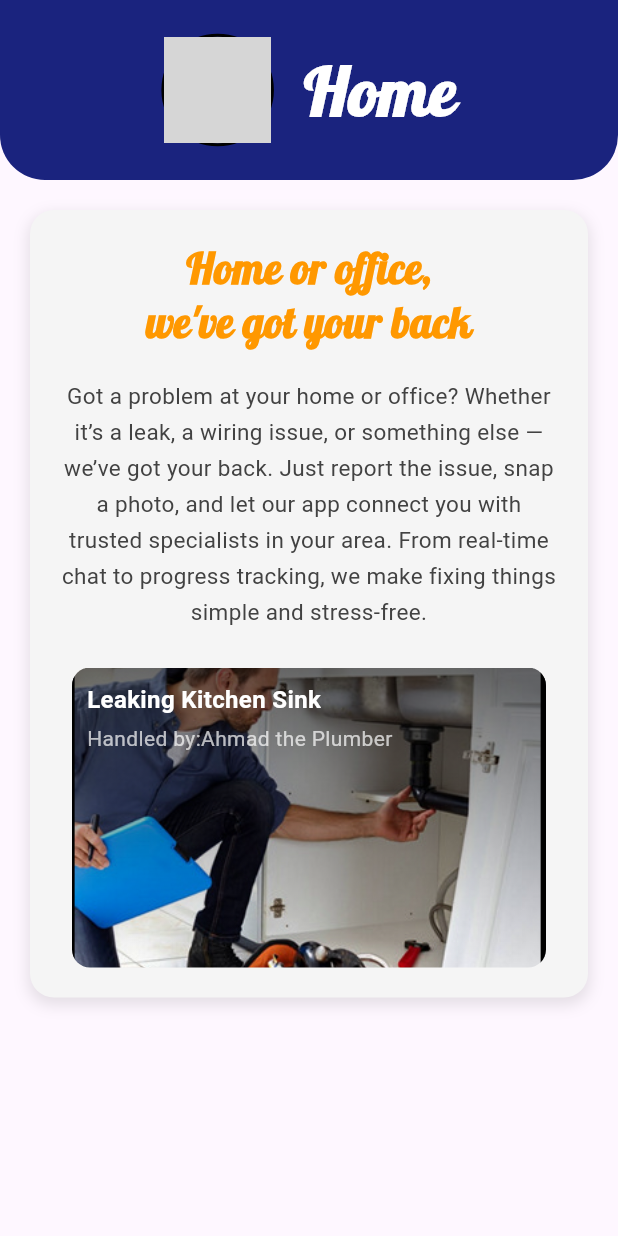
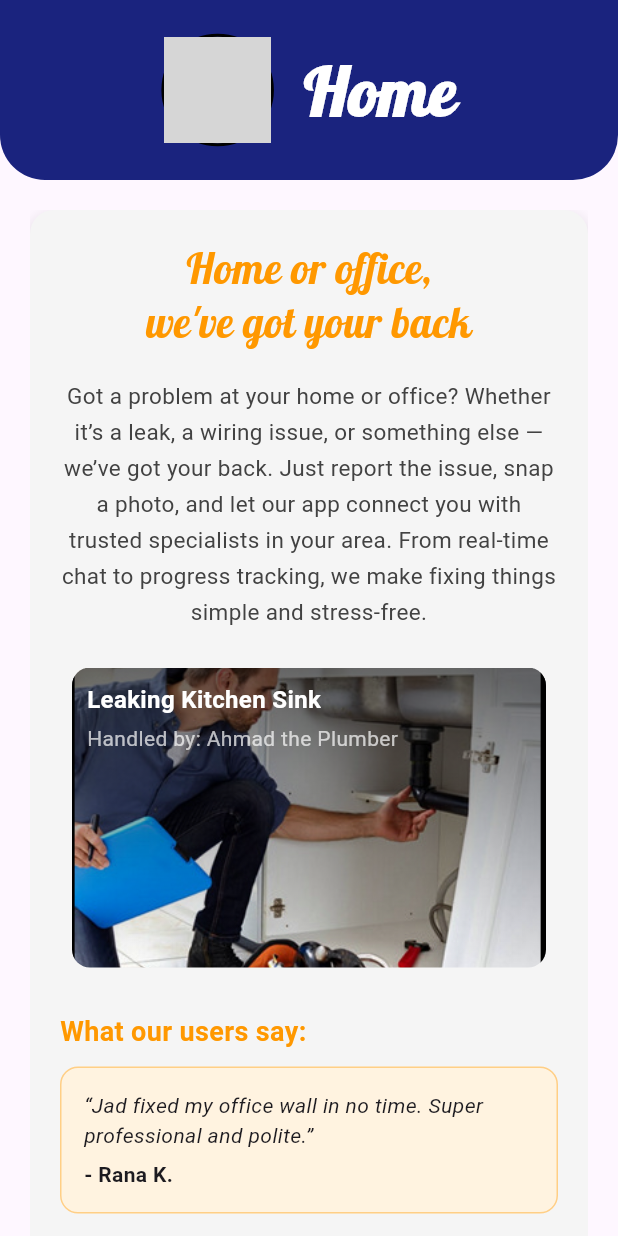
Before and after one commit to hadirida46/repair_app, a Flutter app: the Home screen opened directly, on a phone screen of 412 x 824 dp. Run offline on Flutter 3.47's test engine with Material 3 defaults, Android fonts, the phone set to English and light mode, and no system bars; our stand-ins replace image_picker, lottie; project files that could hold a hidden picture were left out; grey boxes are pictures that could not be loaded.

Commit message:
update uer pages

```diff
--- a/lib/pages/chat.dart
+++ b/lib/pages/chat.dart
@@ -58,7 +58,7 @@ class _ChatState extends State<Chat> {
             Container(
               padding: const EdgeInsets.all(8),
               decoration: BoxDecoration(
-                color: Colors.indigo[900], // Background color like the nav bar
+                color: Colors.indigo[900],
                 borderRadius: BorderRadius.circular(30),
               ),
               child: Row(
--- a/lib/pages/home.dart
+++ b/lib/pages/home.dart
@@ -1,9 +1,13 @@
 import 'dart:async';
 import 'package:flutter/material.dart';
 import '/widgets/custom_appbar.dart';
+import '/widgets/expert_card.dart';
+
+const Color primaryOrange = Color(0xFFFF9800);
 
 class Home extends StatefulWidget {
   const Home({super.key});
+
   @override
   State<Home> createState() => _HomeState();
 }
@@ -17,12 +21,12 @@ class _HomeState extends State<Home> {
     {
       'image': 'assets/plumbing.png',
       'title': 'Leaking Kitchen Sink',
-      'specialist': 'Handled by:Ahmad the Plumber',
+      'specialist': 'Handled by: Ahmad the Plumber',
     },
     {
       'image': 'assets/electricity.png',
       'title': 'Office Power Issue',
-      'specialist': 'Handled by: ahmad the Electrician',
+      'specialist': 'Handled by: Ahmad the Electrician',
     },
     {
       'image': 'assets/architecture.png',
@@ -61,17 +65,17 @@ class _HomeState extends State<Home> {
 
   @override
   Widget build(BuildContext context) {
-    const primaryOrange = Color(0xFFFF9800);
-
     return Scaffold(
-      body: CustomScrollView(
+      body: SafeArea(
+        child: CustomScrollView(
           slivers: [
-          CustomAppBar(title: 'Home'),
+            const CustomAppBar(title: 'Home'),
             SliverPadding(
               padding: const EdgeInsets.all(20.0),
-            sliver: SliverList(
-              delegate: SliverChildListDelegate([
-                Container(
+              sliver: SliverFillRemaining(
+                hasScrollBody: true,
+                child: SingleChildScrollView(
+                  child: Container(
                     padding: const EdgeInsets.all(20),
                     decoration: BoxDecoration(
                       color: Colors.grey[100],
@@ -86,17 +90,20 @@ class _HomeState extends State<Home> {
                       ],
                     ),
                     child: Column(
+                      crossAxisAlignment: CrossAxisAlignment.start,
                       children: [
-                      Text(
+                        const SizedBox(
+                          width: double.infinity,
+                          child: Text(
                             "Home or office,\nwe've got your back",
-                        style: const TextStyle(
+                            textAlign: TextAlign.center,
+                            style: TextStyle(
                               fontFamily: 'Lobster',
                               fontSize: 28,
-                          fontWeight: FontWeight.bold,
                               color: primaryOrange,
                               height: 1.3,
                             ),
-                        textAlign: TextAlign.center,
+                          ),
                         ),
                         const SizedBox(height: 20),
                         Text(
@@ -118,7 +125,7 @@ class _HomeState extends State<Home> {
                               final report = _reports[index];
                               return Padding(
                                 padding: const EdgeInsets.symmetric(
-                                horizontal: 8.0,
+                                  horizontal: 8,
                                 ),
                                 child: ClipRRect(
                                   borderRadius: BorderRadius.circular(12),
@@ -175,14 +182,108 @@ class _HomeState extends State<Home> {
                             },
                           ),
                         ),
+                        const SizedBox(height: 30),
+                        Text(
+                          "What our users say:",
+                          style: TextStyle(
+                            fontSize: 18,
+                            fontWeight: FontWeight.bold,
+                            color: primaryOrange,
+                          ),
+                        ),
+                        const SizedBox(height: 10),
+                        Container(
+                          padding: const EdgeInsets.all(15),
+                          decoration: BoxDecoration(
+                            color: Colors.orange[50],
+                            borderRadius: BorderRadius.circular(12),
+                            border: Border.all(
+                              color: primaryOrange.withOpacity(0.4),
+                            ),
+                          ),
+                          child: const Column(
+                            crossAxisAlignment: CrossAxisAlignment.start,
+                            children: [
+                              Text(
+                                "“Jad fixed my office wall in no time. Super professional and polite.”",
+                                style: TextStyle(
+                                  fontSize: 14,
+                                  fontStyle: FontStyle.italic,
+                                ),
+                              ),
+                              SizedBox(height: 6),
+                              Text(
+                                "- Rana K.",
+                                style: TextStyle(fontWeight: FontWeight.bold),
+                              ),
                             ],
                           ),
                         ),
-              ]),
+                        const SizedBox(height: 30),
+                        Text(
+                          "Nearby Experts",
+                          style: TextStyle(
+                            fontSize: 18,
+                            fontWeight: FontWeight.bold,
+                            color: primaryOrange,
+                          ),
+                        ),
+                        const SizedBox(height: 10),
+                        Wrap(
+                          spacing: 16.0,
+                          runSpacing: 16.0,
+                          children: const [
+                            ExpertCard(
+                              imagePath: 'assets/plumbing.png',
+                              name: 'Ahmad',
+                              job: 'Plumber',
+                            ),
+                            ExpertCard(
+                              imagePath: 'assets/electricity.png',
+                              name: 'Sara',
+                              job: 'Electrician',
+                            ),
+                            ExpertCard(
+                              imagePath: 'assets/architecture.png',
+                              name: 'Jad',
+                              job: 'Engineer',
+                            ),
+                            ExpertCard(
+                              imagePath: 'assets/architecture.png',
+                              name: 'Layla',
+                              job: 'Architect',
+                            ),
+                            ExpertCard(
+                              imagePath: 'assets/plumbing.png',
+                              name: 'Omar',
+                              job: 'Plumber',
+                            ),
+                            ExpertCard(
+                              imagePath: 'assets/electricity.png',
+                              name: 'Nadia',
+                              job: 'Electrician',
+                            ),
+                            ExpertCard(
+                              imagePath: 'assets/electricity.png',
+                              name: 'Nadia',
+                              job: 'Electrician',
+                            ),
+                            ExpertCard(
+                              imagePath: 'assets/electricity.png',
+                              name: 'Nadia ali mahmoud',
+                              job: 'Electrician',
+                            ),
+                          ],
+                        ),
+                      ],
+                    ),
+                  ),
+                ),
               ),
             ),
           ],
         ),
+      ),
     );
   }
 }
--- a/lib/widgets/sign_in_form.dart
+++ b/lib/widgets/sign_in_form.dart
@@ -65,7 +65,6 @@ class _SignInFormState extends State<SignInForm> {
             style: TextStyle(
               fontFamily: 'Lobster',
               fontSize: 30,
-              fontWeight: FontWeight.bold,
               color: primaryOrange,
             ),
             textAlign: TextAlign.center,
--- a/lib/widgets/sign_up_form.dart
+++ b/lib/widgets/sign_up_form.dart
@@ -86,7 +86,6 @@ class _SignUpFormState extends State<SignUpForm> {
             style: TextStyle(
               fontFamily: 'Lobster',
               fontSize: 30,
-              fontWeight: FontWeight.bold,
               color: primaryOrange,
             ),
             textAlign: TextAlign.center,
```
Also changed, not shown: lib/widgets/expert_card.dart (added, +65 -0 lines). Lines whose indentation alone changed are shown as unchanged.
